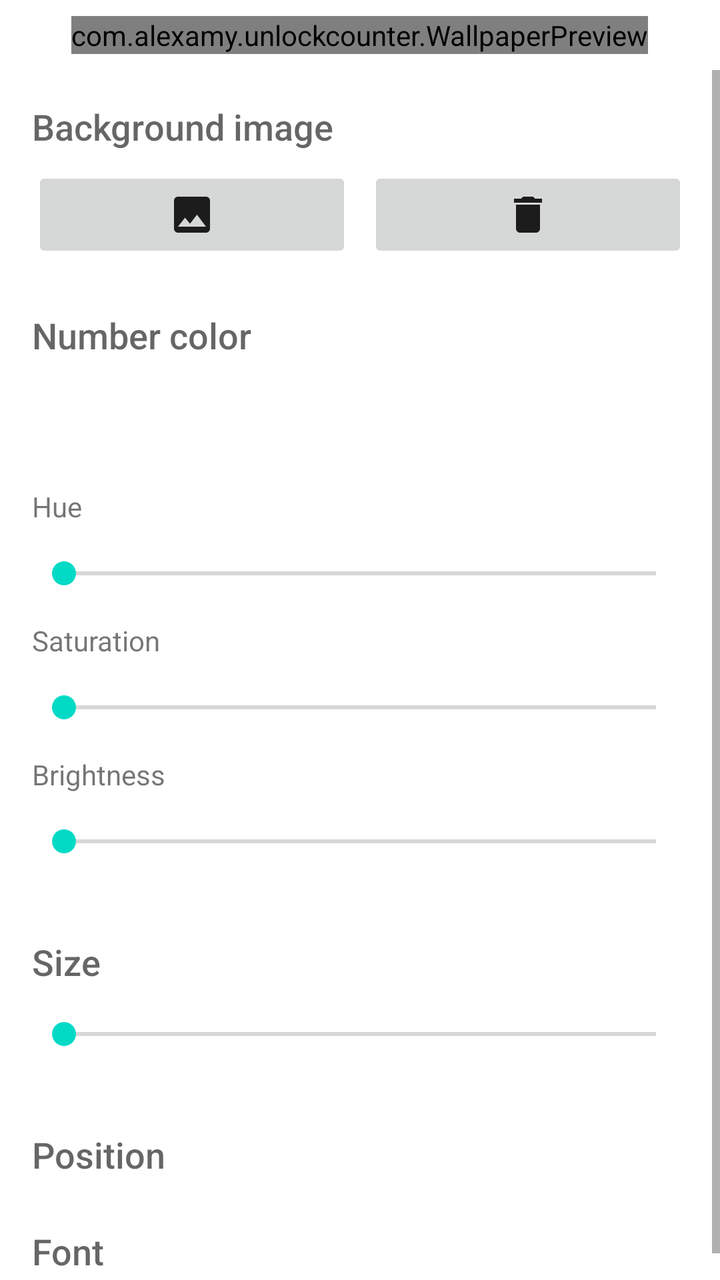
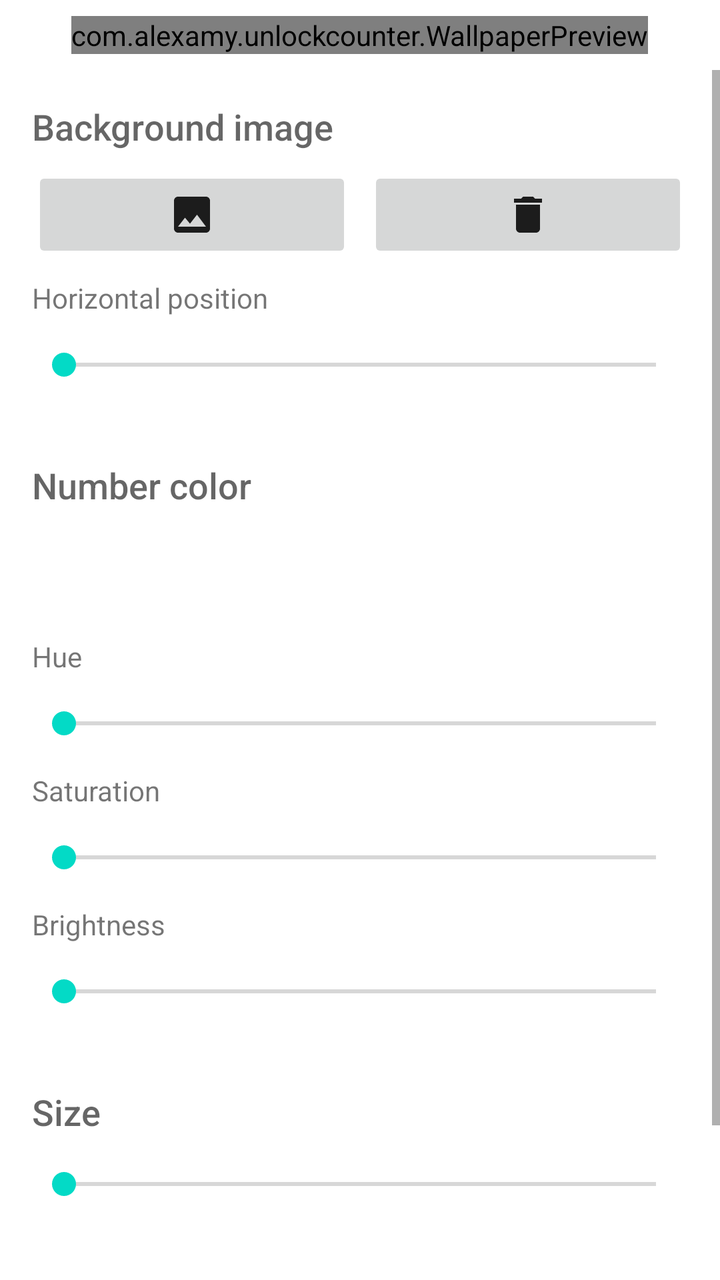

The first picture is an Android layout as it rendered before a commit; the second is the same layout after the commit. The layout source and the unified diff follow.
<!-- AndroidManifest.xml: fallback theme Theme.MaterialComponents.DayNight.NoActionBar -->
<!-- res/layout/activity_style.xml -->
<?xml version="1.0" encoding="utf-8"?>
<LinearLayout xmlns:android="http://schemas.android.com/apk/res/android"
    android:layout_width="match_parent"
    android:layout_height="match_parent"
    android:orientation="vertical">

    <com.alexamy.unlockcounter.WallpaperPreview
        android:id="@+id/preview"
        android:layout_width="wrap_content"
        android:layout_height="wrap_content"
        android:layout_gravity="center_horizontal"
        android:layout_marginVertical="8dp" />

    <ScrollView
        android:layout_width="match_parent"
        android:layout_height="0dp"
        android:layout_weight="1">

        <LinearLayout
            android:layout_width="match_parent"
            android:layout_height="wrap_content"
            android:orientation="vertical"
            android:padding="16dp">

            <TextView
                style="@android:style/TextAppearance.DeviceDefault.Medium"
                android:layout_width="wrap_content"
                android:layout_height="wrap_content"
                android:text="@string/background_image" />

            <LinearLayout
                android:layout_width="match_parent"
                android:layout_height="wrap_content"
                android:layout_marginTop="8dp"
                android:orientation="horizontal">

                <ImageButton
                    android:id="@+id/pick_image"
                    android:layout_width="0dp"
                    android:layout_height="48dp"
                    android:layout_marginEnd="8dp"
                    android:layout_weight="1"
                    android:contentDescription="@string/pick_image"
                    android:src="@drawable/ic_image" />

                <ImageButton
                    android:id="@+id/remove_image"
                    android:layout_width="0dp"
                    android:layout_height="48dp"
                    android:layout_weight="1"
                    android:contentDescription="@string/remove_image"
                    android:src="@drawable/ic_delete" />
            </LinearLayout>

            <TextView
                style="@android:style/TextAppearance.DeviceDefault.Medium"
                android:layout_width="wrap_content"
                android:layout_height="wrap_content"
                android:layout_marginTop="24dp"
                android:text="@string/number_color" />

            <View
                android:id="@+id/color_preview"
                android:layout_width="match_parent"
                android:layout_height="48dp"
                android:layout_marginVertical="8dp" />

            <TextView
                android:layout_width="wrap_content"
                android:layout_height="wrap_content"
                android:text="@string/hue" />

            <SeekBar
                android:id="@+id/hue"
                android:layout_width="match_parent"
                android:layout_height="48dp"
                android:max="360" />

            <TextView
                android:layout_width="wrap_content"
                android:layout_height="wrap_content"
                android:text="@string/saturation" />

            <SeekBar
                android:id="@+id/saturation"
                android:layout_width="match_parent"
                android:layout_height="48dp"
                android:max="100" />

            <TextView
                android:layout_width="wrap_content"
                android:layout_height="wrap_content"
                android:text="@string/brightness" />

            <SeekBar
                android:id="@+id/brightness"
                android:layout_width="match_parent"
                android:layout_height="48dp"
                android:max="100" />

            <TextView
                style="@android:style/TextAppearance.DeviceDefault.Medium"
                android:layout_width="wrap_content"
                android:layout_height="wrap_content"
                android:layout_marginTop="24dp"
                android:text="@string/size" />

            <SeekBar
                android:id="@+id/size"
                android:layout_width="match_parent"
                android:layout_height="48dp"
                android:max="85" />

            <TextView
                style="@android:style/TextAppearance.DeviceDefault.Medium"
                android:layout_width="wrap_content"
                android:layout_height="wrap_content"
                android:layout_marginTop="24dp"
                android:text="@string/position" />

            <GridLayout
                android:id="@+id/positions"
                android:layout_width="wrap_content"
                android:layout_height="wrap_content"
                android:layout_gravity="center_horizontal"
                android:columnCount="3" />

            <TextView
                style="@android:style/TextAppearance.DeviceDefault.Medium"
                android:layout_width="wrap_content"
                android:layout_height="wrap_content"
                android:layout_marginTop="24dp"
                android:text="@string/font" />

            <RadioGroup
                android:id="@+id/fonts"
                android:layout_width="match_parent"
                android:layout_height="wrap_content" />
        </LinearLayout>
    </ScrollView>
</LinearLayout>
<!-- resources referenced by this layout -->
<resources>
  <!-- drawable ic_delete (drawable) -->
  <?xml version="1.0" encoding="utf-8"?>
  <vector xmlns:android="http://schemas.android.com/apk/res/android"
      android:width="24dp"
      android:height="24dp"
      android:tint="?android:attr/textColorPrimary"
      android:viewportWidth="24"
      android:viewportHeight="24">
      <path
          android:fillColor="#FFFFFF"
          android:pathData="M6,19c0,1.1 0.9,2 2,2h8c1.1,0 2,-0.9 2,-2V7H6v12zM19,4h-3.5l-1,-1h-5l-1,1H5v2h14V4z" />
  </vector>
  <!-- drawable ic_image (drawable) -->
  <?xml version="1.0" encoding="utf-8"?>
  <vector xmlns:android="http://schemas.android.com/apk/res/android"
      android:width="24dp"
      android:height="24dp"
      android:tint="?android:attr/textColorPrimary"
      android:viewportWidth="24"
      android:viewportHeight="24">
      <path
          android:fillColor="#FFFFFF"
          android:pathData="M21,19V5c0,-1.1 -0.9,-2 -2,-2H5c-1.1,0 -2,0.9 -2,2v14c0,1.1 0.9,2 2,2h14c1.1,0 2,-0.9 2,-2zM8.5,13.5l2.5,3.01L14.5,12l4.5,6H5l3.5,-4.5z" />
  </vector>
  <string name="background_image">Background image</string>
  <string name="brightness">Brightness</string>
  <string name="font">Font</string>
  <string name="hue">Hue</string>
  <string name="number_color">Number color</string>
  <string name="pick_image">Pick image</string>
  <string name="position">Position</string>
  <string name="remove_image">Remove image</string>
  <string name="saturation">Saturation</string>
  <string name="size">Size</string>
</resources>

<!-- the commit's change to res/layout/activity_style.xml (unified diff, before → after) -->
@@ -51,6 +51,18 @@
                     android:contentDescription="@string/remove_image"
                     android:src="@drawable/ic_delete" />
             </LinearLayout>
+
+            <TextView
+                android:layout_width="wrap_content"
+                android:layout_height="wrap_content"
+                android:layout_marginTop="8dp"
+                android:text="@string/image_x" />
+
+            <SeekBar
+                android:id="@+id/image_x"
+                android:layout_width="match_parent"
+                android:layout_height="48dp"
+                android:max="100" />
 
             <TextView
                 style="@android:style/TextAppearance.DeviceDefault.Medium"
<!-- resource entries referenced after the edit -->
@@ -28,6 +28,7 @@
   <string name="brightness">Brightness</string>
   <string name="font">Font</string>
   <string name="hue">Hue</string>
+  <string name="image_x">Horizontal position</string>
   <string name="number_color">Number color</string>
   <string name="pick_image">Pick image</string>
   <string name="position">Position</string>
